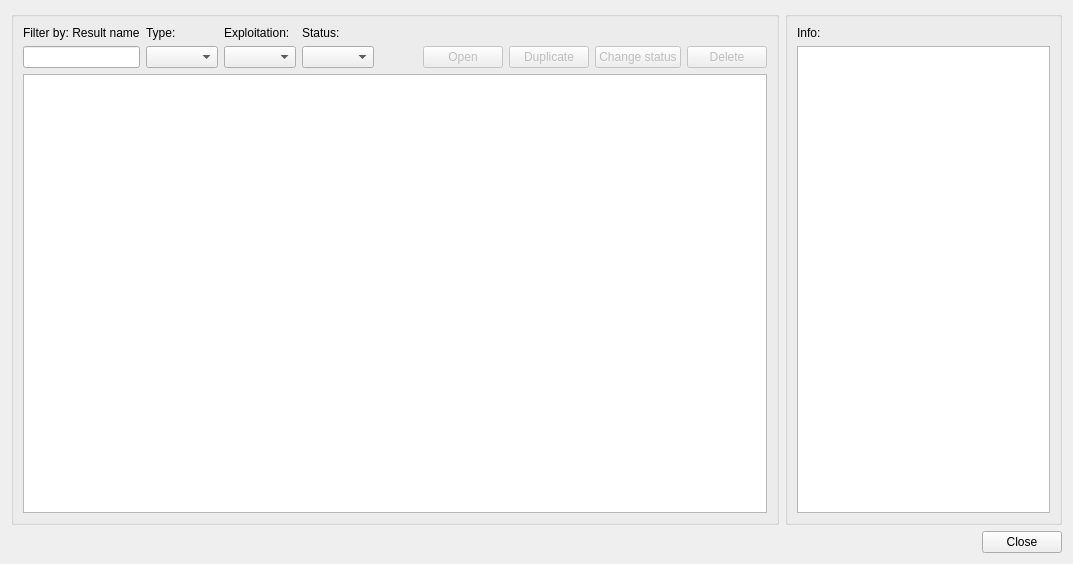
Before: the Qt Designer form core/ui/toolbars/assetmanage/priority_manager.ui in bgeo-gis/gw_assetmanage_plugin, drawn with Qt 5.
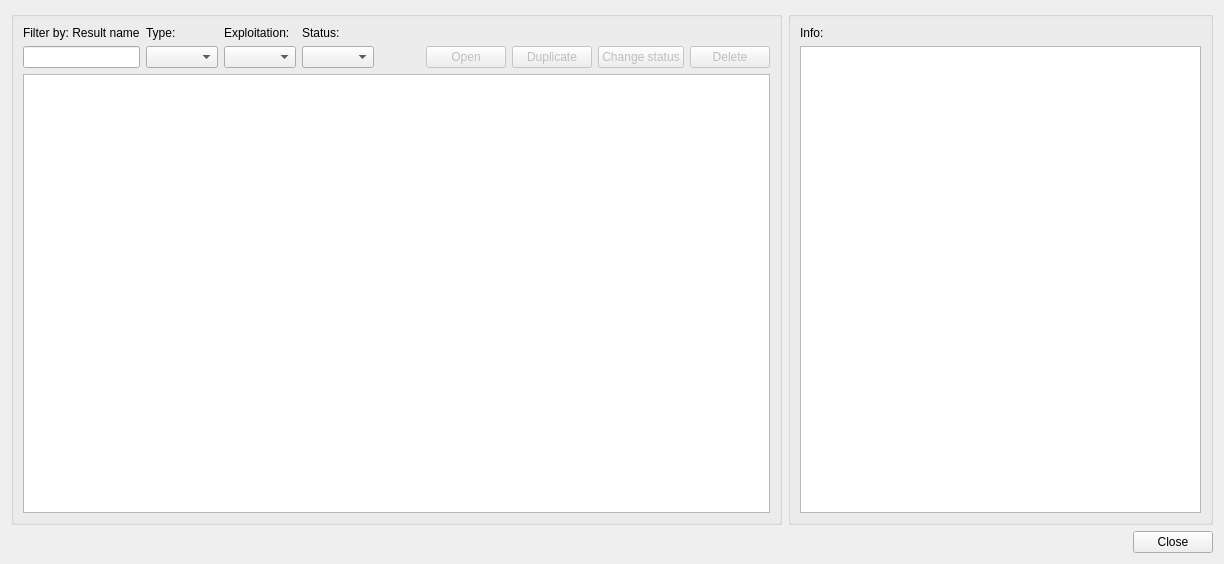
After: the same form once the commit is applied.

Commit message: Set txt_info font to Courier New

What changed in the file:
```diff
--- a/core/ui/toolbars/assetmanage/priority_manager.ui
+++ b/core/ui/toolbars/assetmanage/priority_manager.ui
@@ -6,7 +6,7 @@
    <rect>
     <x>0</x>
     <y>0</y>
-    <width>1073</width>
+    <width>1224</width>
     <height>564</height>
    </rect>
   </property>
@@ -28,7 +28,13 @@
        </widget>
       </item>
       <item row="1" column="0">
-       <widget class="QTextEdit" name="txt_info"/>
+       <widget class="QTextEdit" name="txt_info">
+        <property name="font">
+         <font>
+          <family>Courier New</family>
+         </font>
+        </property>
+       </widget>
       </item>
      </layout>
     </widget>
```
